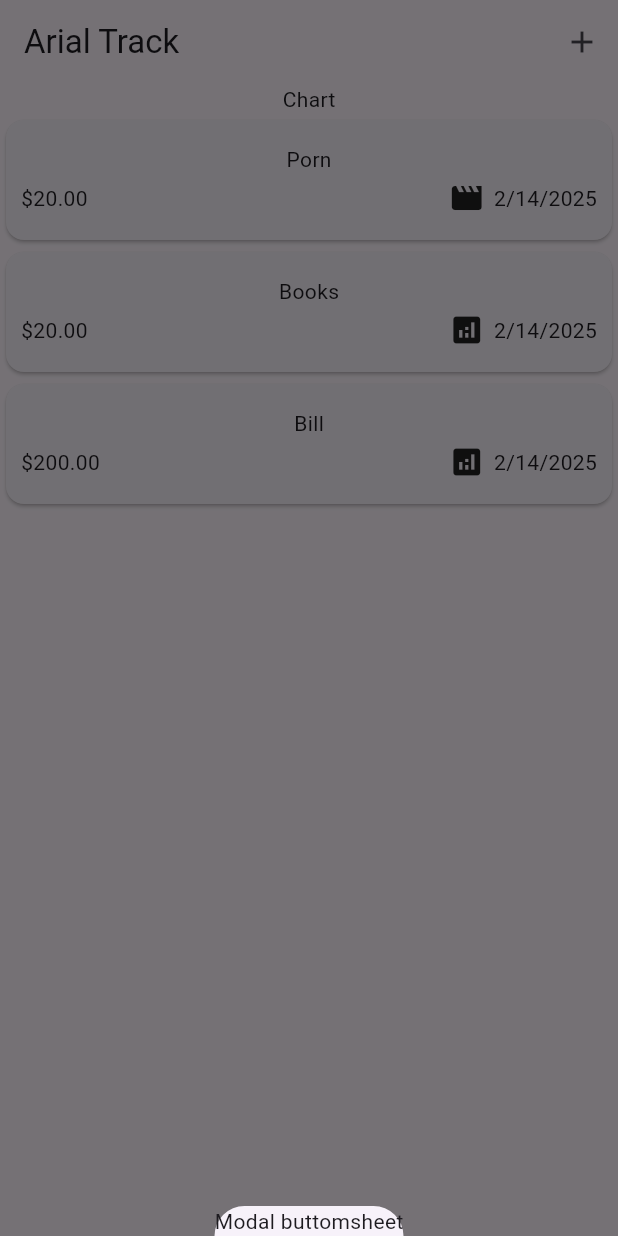
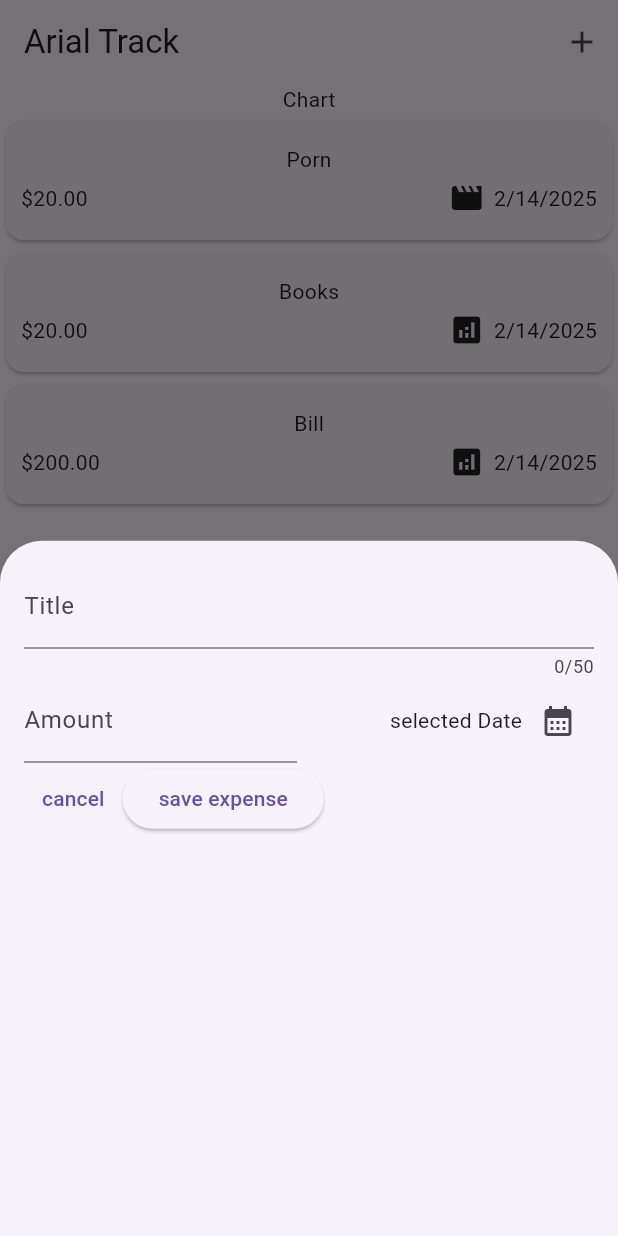
Before and after one commit to Quduis/EXPENSESAPP, a Flutter app: the screen it shows after launch, after a tap on the "add" icon, on a phone screen of 412 x 824 dp. Run offline on Flutter 3.47's test engine with Material 3 defaults, Android fonts, the phone set to English and light mode, and no system bars.

Commit message:
setting controller & closing BottomModal Manually

```diff
--- a/expenses_app/lib/widgets/expenses.dart
+++ b/expenses_app/lib/widgets/expenses.dart
@@ -1,5 +1,6 @@
 import 'package:expenses_app/widgets/expenses_list/expenses_list.dart';
 import 'package:expenses_app/models/expense.dart';
+import 'package:expenses_app/widgets/new_expense.dart';
 import 'package:flutter/material.dart';
 
 class Expenses extends StatefulWidget {
@@ -35,10 +36,9 @@ class _ExpensesState extends State<Expenses> {
   void _openAddExpenseOverlay() {
     //
     showModalBottomSheet(
-        context: context,
-        builder: (ctx) {
-          return Text("Modal buttomsheet");
-        });
+      context: context,
+      builder: (ctx) => const NewExpense(),
+    );
   }
 
   @override
@@ -49,7 +49,7 @@ class _ExpensesState extends State<Expenses> {
         actions: [
           IconButton(
             onPressed: _openAddExpenseOverlay,
-            icon: Icon(Icons.add),
+            icon: const Icon(Icons.add),
           )
         ],
       ),
--- /dev/null
+++ b/expenses_app/lib/widgets/new_expense.dart
@@ -0,0 +1,101 @@
+import 'package:flutter/material.dart';
+
+class NewExpense extends StatefulWidget {
+  const NewExpense({super.key});
+
+  @override
+  State<StatefulWidget> createState() {
+    return _NewExpenseState();
+  }
+}
+
+class _NewExpenseState extends State<NewExpense> {
+  // var _enteredTitle = '';
+  // void _saveUserInputValue(String inputValue) {
+  //   _enteredTitle = inputValue;
+  // }
+  final _titleController = TextEditingController();
+  final _amountController = TextEditingController();
+
+  void _presentDatePicker() {
+    final now = DateTime.now();
+    final firstDate = DateTime(now.year - 2, now.month, now.day);
+    showDatePicker(
+        context: context,
+        firstDate: firstDate,
+        initialDate: now,
+        lastDate: now);
+  }
+
+  @override
+  void dispose() {
+    _titleController.dispose();
+    _amountController.dispose();
+    super.dispose();
+  }
+
+  @override
+  Widget build(BuildContext context) {
+    return Padding(
+      padding: EdgeInsets.all(16),
+      child: Column(
+        children: [
+          TextField(
+            controller: _titleController,
+            maxLength: 50,
+            decoration: const InputDecoration(
+              label: Text('Title'),
+            ),
+          ),
+          Row(
+            children: [
+              Expanded(
+                child: TextField(
+                  keyboardType: TextInputType.number,
+                  controller: _amountController,
+                  decoration: const InputDecoration(
+                    prefixText: '\$ ',
+                    label: Text('Amount'),
+                  ),
+                ),
+              ),
+              const SizedBox(
+                width: 16,
+              ),
+              Expanded(
+                  child: Row(
+                mainAxisAlignment: MainAxisAlignment.end,
+                crossAxisAlignment: CrossAxisAlignment.center,
+                children: [
+                  const Text('selected Date'),
+                  IconButton(
+                    onPressed: _presentDatePicker,
+                    icon: const Icon(Icons.calendar_month),
+                  ),
+                ],
+              ))
+            ],
+          ),
+          Row(
+            children: [
+              TextButton(
+                onPressed: () {
+                  Navigator.pop(context);
+                },
+                child: Text('cancel'),
+              ),
+              ElevatedButton(
+                onPressed: () {
+                  print(_titleController.text);
+                  print(_amountController.text);
+                  _titleController;
+                },
+                child: Text('save expense'),
+              ),
+            ],
+          )
+        ],
+      ),
+    );
+  }
+}
```
